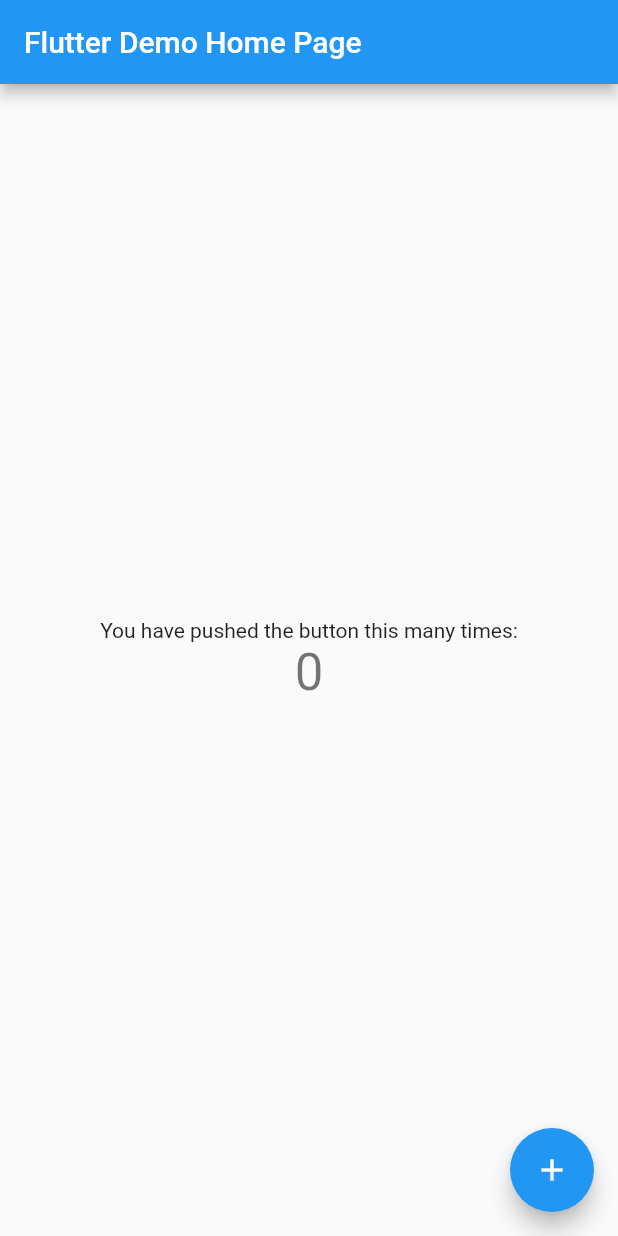
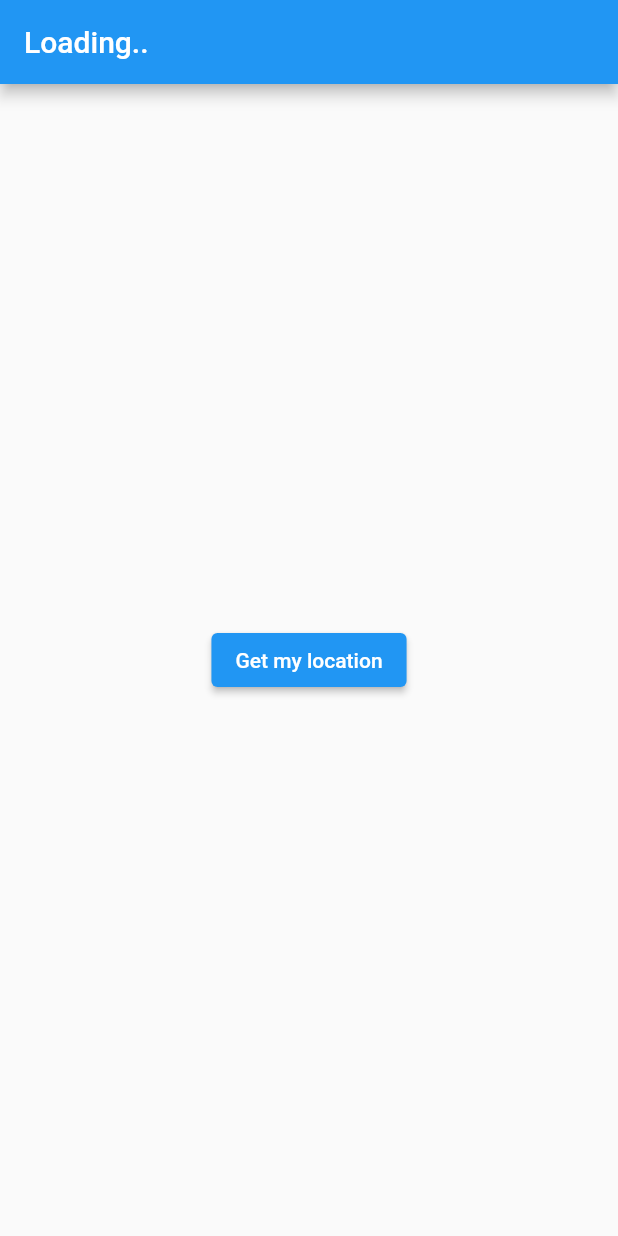
Before and after one commit to StudioZERONE/study_flutter_08_codingchef04_weather, a Flutter app: the screen it shows after launch, on a phone screen of 412 x 824 dp. Run offline on Flutter 3.47's test engine with Material 2 defaults, Android fonts, the phone set to English and light mode, and no system bars.

Commit message:
날씨앱 UI...

```diff
--- a/lib/main.dart
+++ b/lib/main.dart
@@ -1,4 +1,5 @@
 import 'package:flutter/material.dart';
+import 'package:study_flutter_08_codingchef04_weather/screens/loading.dart';
 
 void main() {
   runApp(const MyApp());
@@ -11,105 +12,11 @@
   @override
   Widget build(BuildContext context) {
     return MaterialApp(
-      title: 'Flutter Demo',
+      title: 'Weather app',
       theme: ThemeData(
-        // This is the theme of your application.
-        //
-        // Try running your application with "flutter run". You'll see the
-        // application has a blue toolbar. Then, without quitting the app, try
-        // changing the primarySwatch below to Colors.green and then invoke
-        // "hot reload" (press "r" in the console where you ran "flutter run",
-        // or simply save your changes to "hot reload" in a Flutter IDE).
-        // Notice that the counter didn't reset back to zero; the application
-        // is not restarted.
         primarySwatch: Colors.blue,
       ),
-      home: const MyHomePage(title: 'Flutter Demo Home Page'),
+      home: const Loading(),
     );
   }
 }
-
-class MyHomePage extends StatefulWidget {
-  const MyHomePage({super.key, required this.title});
-
-  // This widget is the home page of your application. It is stateful, meaning
-  // that it has a State object (defined below) that contains fields that affect
-  // how it looks.
-
-  // This class is the configuration for the state. It holds the values (in this
-  // case the title) provided by the parent (in this case the App widget) and
-  // used by the build method of the State. Fields in a Widget subclass are
-  // always marked "final".
-
-  final String title;
-
-  @override
-  State<MyHomePage> createState() => _MyHomePageState();
-}
-
-class _MyHomePageState extends State<MyHomePage> {
-  int _counter = 0;
-
-  void _incrementCounter() {
-    setState(() {
-      // This call to setState tells the Flutter framework that something has
-      // changed in this State, which causes it to rerun the build method below
-      // so that the display can reflect the updated values. If we changed
-      // _counter without calling setState(), then the build method would not be
-      // called again, and so nothing would appear to happen.
-      _counter++;
-    });
-  }
-
-  @override
-  Widget build(BuildContext context) {
-    // This method is rerun every time setState is called, for instance as done
-    // by the _incrementCounter method above.
-    //
-    // The Flutter framework has been optimized to make rerunning build methods
-    // fast, so that you can just rebuild anything that needs updating rather
-    // than having to individually change instances of widgets.
-    return Scaffold(
-      appBar: AppBar(
-        // Here we take the value from the MyHomePage object that was created by
-        // the App.build method, and use it to set our appbar title.
-        title: Text(widget.title),
-      ),
-      body: Center(
-        // Center is a layout widget. It takes a single child and positions it
-        // in the middle of the parent.
-        child: Column(
-          // Column is also a layout widget. It takes a list of children and
-          // arranges them vertically. By default, it sizes itself to fit its
-          // children horizontally, and tries to be as tall as its parent.
-          //
-          // Invoke "debug painting" (press "p" in the console, choose the
-          // "Toggle Debug Paint" action from the Flutter Inspector in Android
-          // Studio, or the "Toggle Debug Paint" command in Visual Studio Code)
-          // to see the wireframe for each widget.
-          //
-          // Column has various properties to control how it sizes itself and
-          // how it positions its children. Here we use mainAxisAlignment to
-          // center the children vertically; the main axis here is the vertical
-          // axis because Columns are vertical (the cross axis would be
-          // horizontal).
-          mainAxisAlignment: MainAxisAlignment.center,
-          children: <Widget>[
-            const Text(
-              'You have pushed the button this many times:',
-            ),
-            Text(
-              '$_counter',
-              style: Theme.of(context).textTheme.headlineMedium,
-            ),
-          ],
-        ),
-      ),
-      floatingActionButton: FloatingActionButton(
-        onPressed: _incrementCounter,
-        tooltip: 'Increment',
-        child: const Icon(Icons.add),
-      ), // This trailing comma makes auto-formatting nicer for build methods.
-    );
-  }
-}
--- /dev/null
+++ b/lib/screens/loading.dart
@@ -0,0 +1,31 @@
+import 'package:flutter/material.dart';
+
+class Loading extends StatefulWidget {
+  const Loading({super.key});
+
+  @override
+  State<Loading> createState() => _LoadingState();
+}
+
+class _LoadingState extends State<Loading> {
+  @override
+  Widget build(BuildContext context) {
+    return Scaffold(
+      appBar: AppBar(
+        title: const Text('Loading..'),
+      ),
+      body: Center(
+        child: ElevatedButton(
+          onPressed: () {
+            print('Pressed');
+          },
+          style: ElevatedButton.styleFrom(
+            backgroundColor: Colors.blue,
+            foregroundColor: Colors.white,
+          ),
+          child: const Text('Get my location'),
+        ),
+      ),
+    );
+  }
+}
```
Also changed, not shown: lib/screen_b.dart (added, +40 -0 lines), 7 other files.
